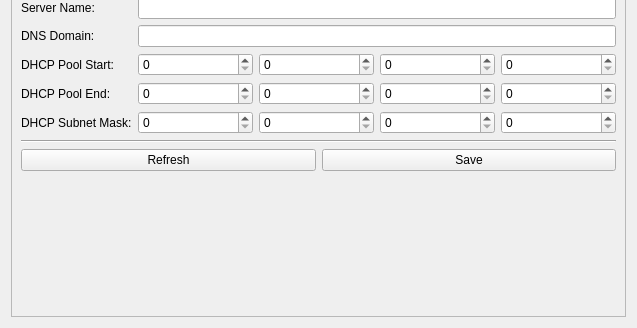
Tinkerforge/brickv, file src/brickv/plugin_system/plugins/red/ui/red_tab_settings_ap.ui: the form before one commit; both pictures show x 0 to 637 and y 347 to 675 of the 637 by 675 pixel window.
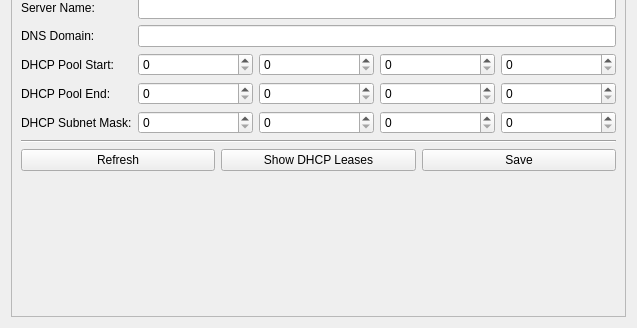
The form after the commit.

Commit message: red-brick: 1. Network settings connect button disabled if there are no interfaces 2. DHCP leases button and show/hide logic

```diff
--- a/src/brickv/plugin_system/plugins/red/ui/red_tab_settings_ap.ui
+++ b/src/brickv/plugin_system/plugins/red/ui/red_tab_settings_ap.ui
@@ -340,6 +340,13 @@
            </property>
           </widget>
          </item>
+         <item>
+          <widget class="QPushButton" name="pbutton_ap_show_dhcp_leases">
+           <property name="text">
+            <string>Show DHCP Leases</string>
+           </property>
+          </widget>
+         </item>
          <item>
           <widget class="QPushButton" name="pbutton_ap_save">
            <property name="text">
```
The commit also changes 2 other files.
